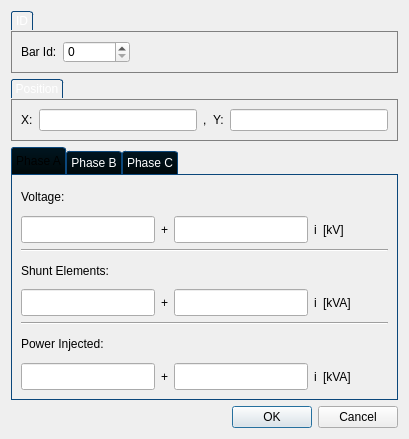
raulhuatuco/QuickFlow, file src/window/barproperties.ui: the form before one commit.
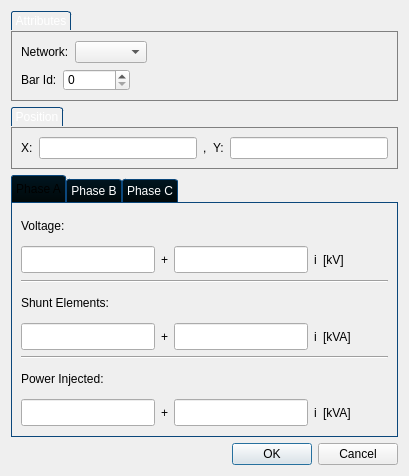
The form after the commit.

Commit message: reworking networks

```diff
--- a/src/window/barproperties.ui
+++ b/src/window/barproperties.ui
@@ -7,14 +7,14 @@
     <x>0</x>
     <y>0</y>
     <width>409</width>
-    <height>439</height>
+    <height>476</height>
    </rect>
   </property>
   <property name="windowTitle">
    <string>Bar Initial Settings</string>
   </property>
-  <layout class="QVBoxLayout" name="verticalLayout_7">
-   <item>
+  <layout class="QGridLayout" name="gridLayout">
+   <item row="0" column="0">
     <widget class="QGroupBox" name="groupBox_3">
      <property name="styleSheet">
       <string notr="true">QGroupBox {
@@ -36,8 +36,37 @@
 }</string>
      </property>
      <property name="title">
-      <string>ID</string>
+      <string>Attributes</string>
      </property>
+     <layout class="QVBoxLayout" name="verticalLayout_7">
+      <item>
+       <layout class="QHBoxLayout" name="horizontalLayout_12">
+        <item>
+         <widget class="QLabel" name="label_8">
+          <property name="text">
+           <string>Network:</string>
+          </property>
+         </widget>
+        </item>
+        <item>
+         <widget class="QComboBox" name="network"/>
+        </item>
+        <item>
+         <spacer name="horizontalSpacer_2">
+          <property name="orientation">
+           <enum>Qt::Horizontal</enum>
+          </property>
+          <property name="sizeHint" stdset="0">
+           <size>
+            <width>40</width>
+            <height>20</height>
+           </size>
+          </property>
+         </spacer>
+        </item>
+       </layout>
+      </item>
+      <item>
      <layout class="QHBoxLayout" name="horizontalLayout">
       <item>
        <widget class="QLabel" name="label">
@@ -67,9 +96,11 @@
        </spacer>
       </item>
      </layout>
+      </item>
+     </layout>
     </widget>
    </item>
-   <item>
+   <item row="1" column="0">
     <widget class="QGroupBox" name="groupBox_4">
      <property name="styleSheet">
       <string notr="true">QGroupBox {
@@ -124,7 +155,14 @@
      </layout>
     </widget>
    </item>
-   <item>
+   <item row="3" column="0">
+    <widget class="QDialogButtonBox" name="buttonBox">
+     <property name="standardButtons">
+      <set>QDialogButtonBox::Cancel|QDialogButtonBox::Ok</set>
+     </property>
+    </widget>
+   </item>
+   <item row="2" column="0">
     <widget class="QTabWidget" name="tabWidget">
      <property name="styleSheet">
       <string notr="true">QTabWidget::pane { 
@@ -1065,13 +1103,6 @@
      </widget>
     </widget>
    </item>
-   <item>
-    <widget class="QDialogButtonBox" name="buttonBox">
-     <property name="standardButtons">
-      <set>QDialogButtonBox::Cancel|QDialogButtonBox::Ok</set>
-     </property>
-    </widget>
-   </item>
   </layout>
  </widget>
  <resources/>
```
Lines whose indentation alone changed are shown as unchanged. The commit also changes 1198 other files.
